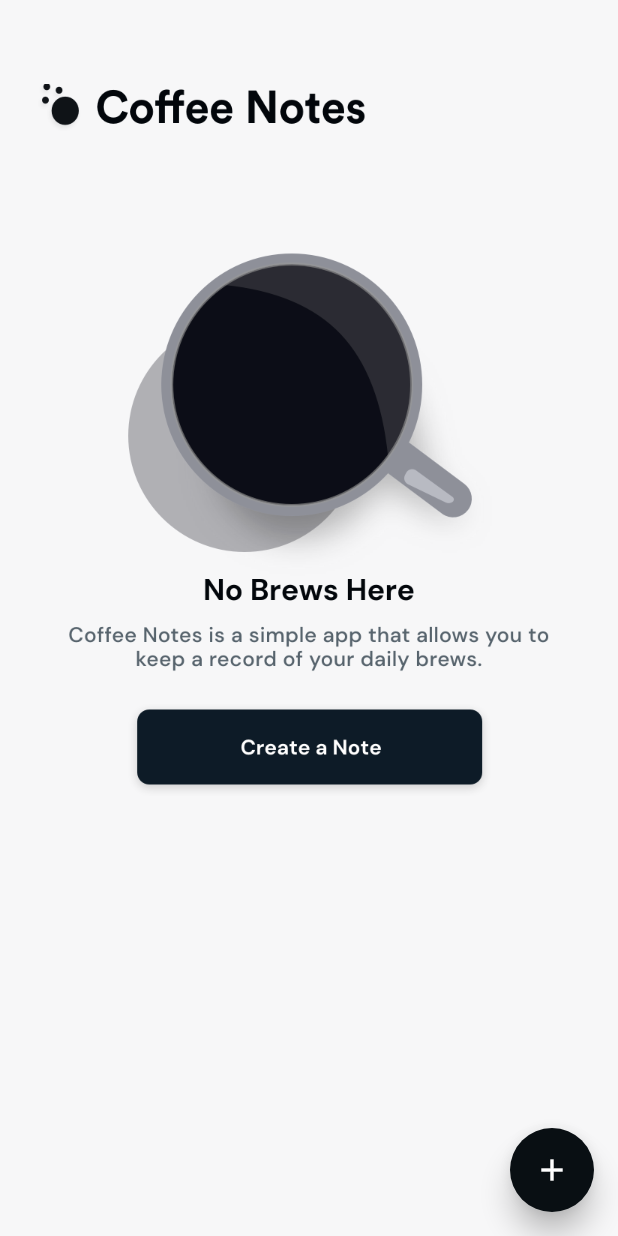
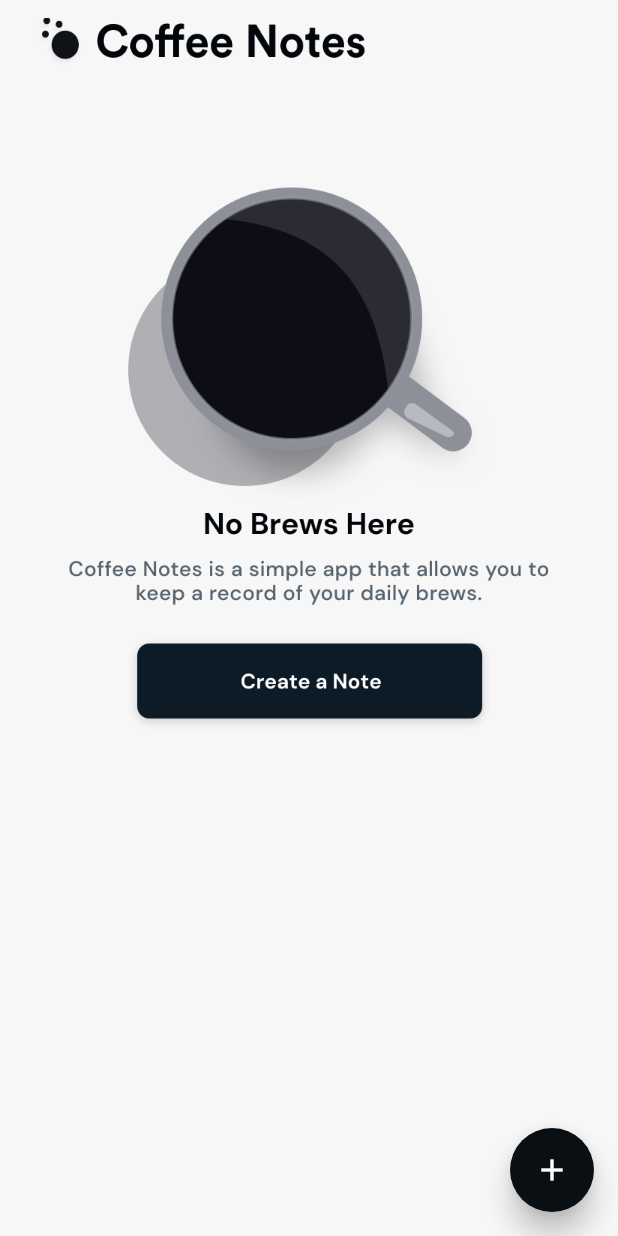
Before and after one commit to andrewdaniels/coffeenotes, a Flutter app: the HomePageWidget screen opened directly, on a phone screen of 412 x 824 dp. Run offline on Flutter 3.47's test engine with Material 2 defaults, Android fonts, the phone set to English and light mode, and no system bars; our stand-ins replace auto_size_text, built_collection, built_value, cloud_firestore, firebase_auth, firebase_core and 8 more; accounts and stored records are empty; generated files the repository leaves out were written again.

Commit message:
Updating to latest FlutterFlow output.

```diff
--- a/lib/create_note_new/create_note_new_widget.dart
+++ b/lib/create_note_new/create_note_new_widget.dart
@@ -92,6 +92,7 @@ class _CreateNoteNewWidgetState extends State<CreateNoteNewWidget> {
           ),
           backgroundColor: FlutterFlowTheme.tertiaryColor,
           body: SafeArea(
+            child: SingleChildScrollView(
               child: Column(
                 mainAxisSize: MainAxisSize.max,
                 children: [
@@ -534,7 +535,8 @@ class _CreateNoteNewWidgetState extends State<CreateNoteNewWidget> {
                         final coffeeNotes = textController7.text;
                         final timeStamp = getCurrentTimestamp;
 
-                      final coffeeNotesRecordData = createCoffeeNotesRecordData(
+                        final coffeeNotesRecordData =
+                            createCoffeeNotesRecordData(
                           coffeeName: coffeeName,
                           coffeeWeight: coffeeWeight,
                           waterWeight: waterWeight,
@@ -572,6 +574,7 @@ class _CreateNoteNewWidgetState extends State<CreateNoteNewWidget> {
                 ],
               ),
             ),
+          ),
         );
       },
     );
--- a/lib/home_page/home_page_widget.dart
+++ b/lib/home_page/home_page_widget.dart
@@ -69,7 +69,8 @@ class _HomePageWidgetState extends State<HomePageWidget> {
           );
         },
       ),
-      body: SingleChildScrollView(
+      body: SafeArea(
+        child: SingleChildScrollView(
           child: Column(
             mainAxisSize: MainAxisSize.max,
             children: [
@@ -80,7 +81,7 @@ class _HomePageWidgetState extends State<HomePageWidget> {
                   mainAxisAlignment: MainAxisAlignment.start,
                   children: [
                     Padding(
-                    padding: EdgeInsets.fromLTRB(24, 56, 0, 0),
+                      padding: EdgeInsets.fromLTRB(24, 12, 0, 0),
                       child: Image.asset(
                         'assets/images/logo_flat@2x.png',
                         width: 220,
@@ -145,8 +146,10 @@ class _HomePageWidgetState extends State<HomePageWidget> {
                                         await Navigator.push(
                                           context,
                                           PageTransition(
-                                          type: PageTransitionType.rightToLeft,
-                                          duration: Duration(milliseconds: 150),
+                                            type:
+                                                PageTransitionType.rightToLeft,
+                                            duration:
+                                                Duration(milliseconds: 150),
                                             reverseDuration:
                                                 Duration(milliseconds: 150),
                                             child: CoffeeDetailsWidget(
@@ -158,11 +161,13 @@ class _HomePageWidgetState extends State<HomePageWidget> {
                                         );
                                       },
                                       child: Card(
-                                      clipBehavior: Clip.antiAliasWithSaveLayer,
+                                        clipBehavior:
+                                            Clip.antiAliasWithSaveLayer,
                                         color: FlutterFlowTheme.tertiaryColor,
                                         elevation: 3,
                                         shape: RoundedRectangleBorder(
-                                        borderRadius: BorderRadius.circular(8),
+                                          borderRadius:
+                                              BorderRadius.circular(8),
                                         ),
                                         child: Column(
                                           mainAxisSize: MainAxisSize.max,
@@ -180,12 +185,14 @@ class _HomePageWidgetState extends State<HomePageWidget> {
                                                       style: FlutterFlowTheme
                                                           .title2
                                                           .override(
-                                                      fontFamily: 'Lexend Deca',
+                                                        fontFamily:
+                                                            'Lexend Deca',
                                                       ),
                                                     ),
                                                   ),
                                                   Padding(
-                                                  padding: EdgeInsets.fromLTRB(
+                                                    padding:
+                                                        EdgeInsets.fromLTRB(
                                                             0, 0, 12, 0),
                                                     child: Icon(
                                                       Icons.chevron_right,
@@ -207,7 +214,8 @@ class _HomePageWidgetState extends State<HomePageWidget> {
                                                     mainAxisSize:
                                                         MainAxisSize.max,
                                                     crossAxisAlignment:
-                                                      CrossAxisAlignment.start,
+                                                        CrossAxisAlignment
+                                                            .start,
                                                     children: [
                                                       Padding(
                                                         padding:
@@ -217,7 +225,8 @@ class _HomePageWidgetState extends State<HomePageWidget> {
                                                           'Coffee (g)',
                                                           textAlign:
                                                               TextAlign.start,
-                                                        style: FlutterFlowTheme
+                                                          style:
+                                                              FlutterFlowTheme
                                                                   .bodyText2
                                                                   .override(
                                                             fontFamily:
@@ -240,7 +249,8 @@ class _HomePageWidgetState extends State<HomePageWidget> {
                                                     ],
                                                   ),
                                                   Padding(
-                                                  padding: EdgeInsets.fromLTRB(
+                                                    padding:
+                                                        EdgeInsets.fromLTRB(
                                                             24, 0, 0, 0),
                                                     child: Column(
                                                       mainAxisSize:
@@ -250,8 +260,8 @@ class _HomePageWidgetState extends State<HomePageWidget> {
                                                               .start,
                                                       children: [
                                                         Padding(
-                                                        padding:
-                                                            EdgeInsets.fromLTRB(
+                                                          padding: EdgeInsets
+                                                              .fromLTRB(
                                                                   0, 0, 0, 4),
                                                           child: Text(
                                                             'Water (g)',
@@ -270,7 +280,8 @@ class _HomePageWidgetState extends State<HomePageWidget> {
                                                           columnCoffeeNotesRecord
                                                               .waterWeight
                                                               .toString(),
-                                                        style: FlutterFlowTheme
+                                                          style:
+                                                              FlutterFlowTheme
                                                                   .title3
                                                                   .override(
                                                             fontFamily:
@@ -287,12 +298,13 @@ class _HomePageWidgetState extends State<HomePageWidget> {
                                                           MainAxisSize.max,
                                                       children: [
                                                         Padding(
-                                                        padding:
-                                                            EdgeInsets.fromLTRB(
+                                                          padding: EdgeInsets
+                                                              .fromLTRB(
                                                                   0, 0, 12, 0),
                                                           child: Row(
                                                             mainAxisSize:
-                                                              MainAxisSize.max,
+                                                                MainAxisSize
+                                                                    .max,
                                                             mainAxisAlignment:
                                                                 MainAxisAlignment
                                                                     .center,
@@ -304,8 +316,7 @@ class _HomePageWidgetState extends State<HomePageWidget> {
                                                                 columnCoffeeNotesRecord
                                                                     .grindSize
                                                                     .toString(),
-                                                              style:
-                                                                  FlutterFlowTheme
+                                                                style: FlutterFlowTheme
                                                                     .subtitle1
                                                                     .override(
                                                                   fontFamily:
@@ -341,6 +352,7 @@ class _HomePageWidgetState extends State<HomePageWidget> {
             ],
           ),
         ),
+      ),
     );
   }
 }
--- a/lib/my_profile/my_profile_widget.dart
+++ b/lib/my_profile/my_profile_widget.dart
@@ -36,14 +36,15 @@ class _MyProfileWidgetState extends State<MyProfileWidget> {
         elevation: 0,
       ),
       backgroundColor: FlutterFlowTheme.tertiaryColor,
-      body: Column(
+      body: SafeArea(
+        child: Column(
           mainAxisSize: MainAxisSize.max,
           children: [
             Row(
               mainAxisSize: MainAxisSize.max,
               children: [
                 Padding(
-                padding: EdgeInsets.fromLTRB(0, 20, 0, 0),
+                  padding: EdgeInsets.fromLTRB(0, 12, 0, 0),
                   child: InkWell(
                     onTap: () async {
                       await Navigator.push(
@@ -144,6 +145,7 @@ class _MyProfileWidgetState extends State<MyProfileWidget> {
             )
           ],
         ),
+      ),
     );
   }
 }
--- a/pubspec.yaml
+++ b/pubspec.yaml
@@ -30,7 +30,6 @@ dependencies:
   cloud_firestore: ^0.16.0
   firebase_auth: ^0.20.0+1
   firebase_core: ^0.7.0
-  flutter_facebook_auth: ^2.0.2+1
   font_awesome_flutter:
   google_fonts:
   google_sign_in: ^4.0.16
```
Also changed, not shown: lib/backend/schema/users_record.dart (+11 -11 lines). Lines whose indentation alone changed are shown as unchanged.
